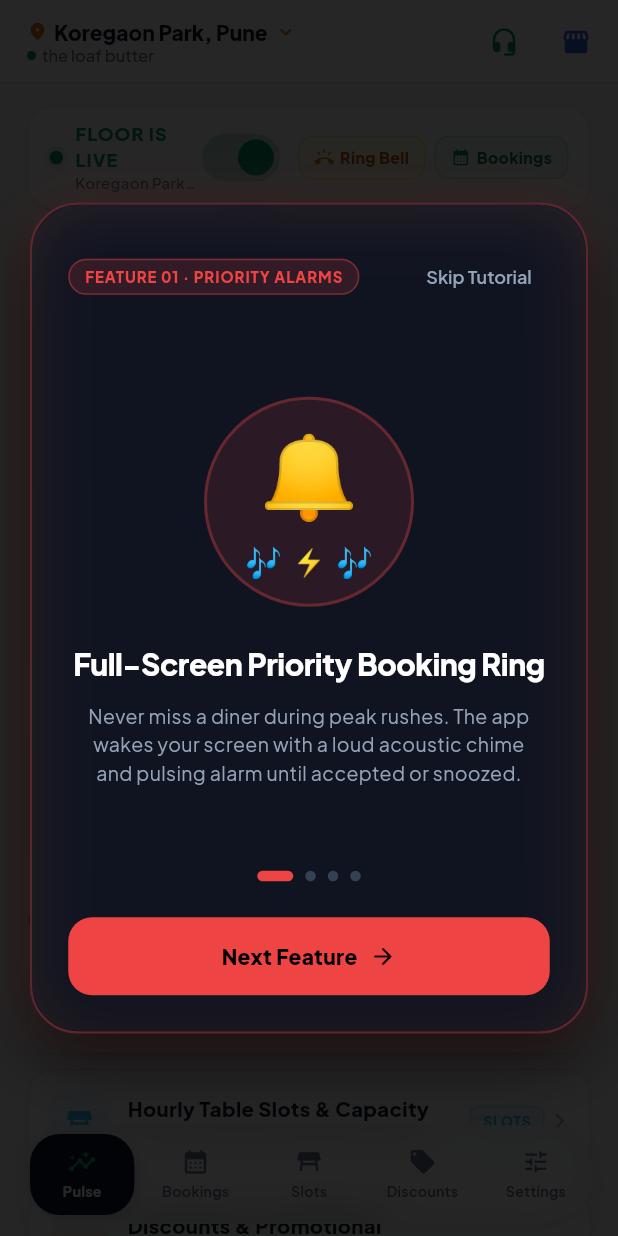
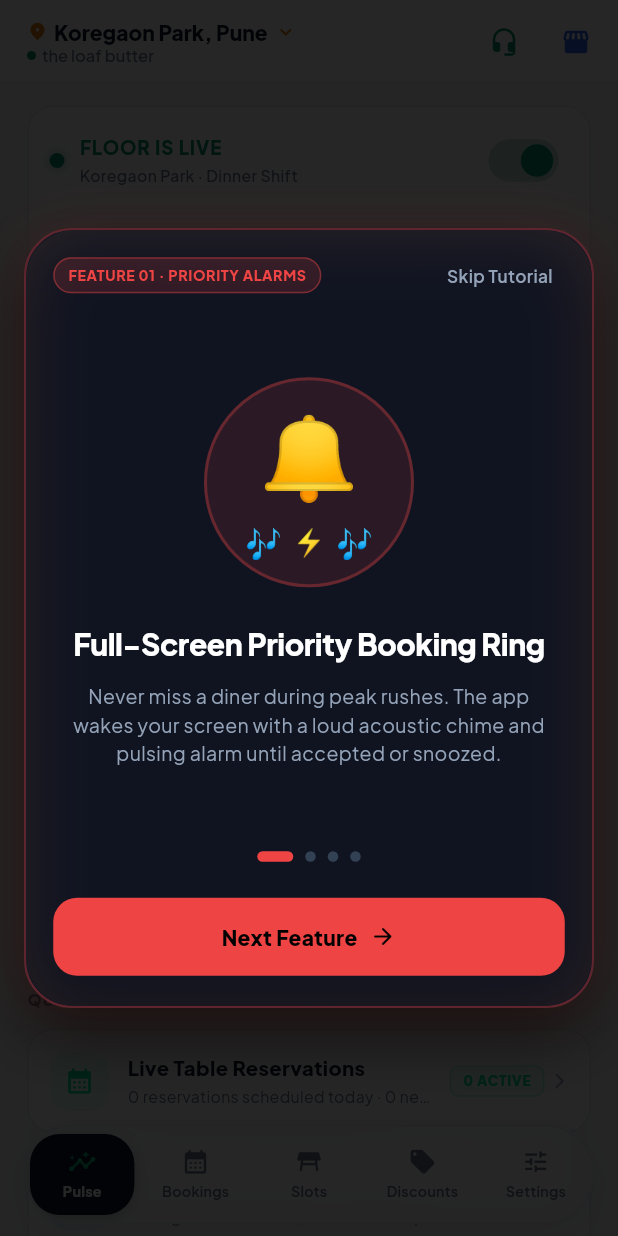
Before and after one commit to shiftlogicx/booknbytes, a Flutter app: the DashboardScreen screen opened directly, on a phone screen of 412 x 824 dp. Run offline on Flutter 3.47's test engine with Material 3 defaults, Android fonts, the phone set to English and light mode, and no system bars; our stand-ins replace audioplayers, cached_network_image, cloud_firestore, firebase_auth, firebase_core, firebase_messaging and 7 more; missing offline and left inert: onesignal_flutter; accounts and stored records are empty; statements that could not run were skipped.

Commit message:
fix(android, ui): add missing MainActivity, gradle configs, and resolve layout overflows
- Add missing MainActivity.kt for hotel_app and customer_app
- Configure AndroidX, gradle wrapper, and resources for customer_app
- Restructure dashboard floor status header into 2-tier card to prevent text wrapping
- Fix 18px horizontal overflow in Shift Reservation Pulse header
- Enable 2-line title wrapping for 4-quadrant shift pulse metric cards
- Fix 18px horizontal overflow in restaurant walkthrough modal header

```diff
--- a/hotel_app/lib/screens/dashboard/dashboard_screen.dart
+++ b/hotel_app/lib/screens/dashboard/dashboard_screen.dart
@@ -316,7 +316,7 @@
   // 1. Sleek Command Header Bar
   Widget _buildCommandHeader(LocationProvider locationProvider) {
     return Container(
-      padding: const EdgeInsets.symmetric(horizontal: 14, vertical: 10),
+      padding: const EdgeInsets.symmetric(horizontal: 14, vertical: 12),
       decoration: BoxDecoration(
         color: Colors.white,
         borderRadius: BorderRadius.circular(18),
@@ -329,16 +329,15 @@
           ),
         ],
       ),
-      child: Row(
-        mainAxisAlignment: MainAxisAlignment.spaceBetween,
+      child: Column(
+        mainAxisSize: MainAxisSize.min,
         children: [
-          // Left: Floor Status Toggle
-          Expanded(
-            child: Row(
+          // Primary Row: Status Indicator, Title & Switch Toggle
+          Row(
             children: [
               Container(
-                  width: 9,
-                  height: 9,
+                width: 10,
+                height: 10,
                 decoration: BoxDecoration(
                   color: _isAcceptingReservations
                       ? const Color(0xFF059669)
@@ -355,7 +354,7 @@
                       : null,
                 ),
               ),
-                const SizedBox(width: 8),
+              const SizedBox(width: 10),
               Expanded(
                 child: Column(
                   crossAxisAlignment: CrossAxisAlignment.start,
@@ -364,17 +363,20 @@
                       _isAcceptingReservations ? 'FLOOR IS LIVE' : 'FLOOR PAUSED',
                       style: TextStyle(
                         fontWeight: FontWeight.w900,
-                          fontSize: 12,
-                          letterSpacing: 0.7,
+                        fontSize: 12.5,
+                        letterSpacing: 0.6,
                         color: _isAcceptingReservations
                             ? const Color(0xFF059669)
                             : const Color(0xFF64748B),
                       ),
+                      maxLines: 1,
+                      overflow: TextOverflow.ellipsis,
                     ),
+                    const SizedBox(height: 2),
                     Text(
-                        '${locationProvider.currentLocation.locality} · Dinner',
+                      '${locationProvider.currentLocation.locality} · Dinner Shift',
                       style: const TextStyle(
-                          fontSize: 10,
+                        fontSize: 10.5,
                         color: Color(0xFF64748B),
                         fontWeight: FontWeight.w500,
                       ),
@@ -384,7 +386,10 @@
                   ],
                 ),
               ),
-                Switch.adaptive(
+              const SizedBox(width: 8),
+              Transform.scale(
+                scale: 0.9,
+                child: Switch.adaptive(
                   value: _isAcceptingReservations,
                   activeColor: const Color(0xFF059669),
                   activeTrackColor: const Color(0xFF059669).withValues(alpha: 0.25),
@@ -420,52 +425,58 @@
                     );
                   },
                 ),
+              ),
             ],
           ),
-          ),
 
-          const SizedBox(width: 8),
+          const SizedBox(height: 10),
+          const Divider(height: 1, thickness: 0.7, color: Color(0xFFF1F5F9)),
+          const SizedBox(height: 10),
 
-          // Right: Action Buttons (Ring Bell & View Bookings)
+          // Secondary Row: Quick Actions
           Row(
-            mainAxisSize: MainAxisSize.min,
             children: [
               // Ring Bell Action Pill
-              Material(
+              Expanded(
+                child: Material(
                   color: Colors.transparent,
                   child: InkWell(
                     onTap: _simulateIncomingAlert,
                     borderRadius: BorderRadius.circular(10),
                     child: Container(
-                    padding: const EdgeInsets.symmetric(horizontal: 10, vertical: 6),
+                      padding: const EdgeInsets.symmetric(horizontal: 10, vertical: 7),
                       decoration: BoxDecoration(
                         color: const Color(0xFFFFFBEB),
                         borderRadius: BorderRadius.circular(10),
                         border: Border.all(color: const Color(0xFFFDE68A)),
                       ),
                       child: const Row(
-                      mainAxisSize: MainAxisSize.min,
+                        mainAxisAlignment: MainAxisAlignment.center,
                         children: [
-                        Icon(Icons.ring_volume_rounded, size: 13, color: Color(0xFFD97706)),
-                        SizedBox(width: 4),
+                          Icon(Icons.ring_volume_rounded, size: 14, color: Color(0xFFD97706)),
+                          SizedBox(width: 6),
                           Text(
-                          'Ring Bell',
+                            'Ring Bell (Alert)',
                             style: TextStyle(
-                            fontSize: 10.5,
-                            fontWeight: FontWeight.w900,
+                              fontSize: 11,
+                              fontWeight: FontWeight.w800,
                               color: Color(0xFFB45309),
                             ),
+                            maxLines: 1,
+                            overflow: TextOverflow.ellipsis,
                           ),
                         ],
                       ),
                     ),
                   ),
                 ),
+              ),
 
-              const SizedBox(width: 6),
+              const SizedBox(width: 8),
 
               // View Bookings Action Pill
-              Material(
+              Expanded(
+                child: Material(
                   color: Colors.transparent,
                   child: InkWell(
                     onTap: () {
@@ -474,26 +485,29 @@
                     },
                     borderRadius: BorderRadius.circular(10),
                     child: Container(
-                    padding: const EdgeInsets.symmetric(horizontal: 10, vertical: 6),
+                      padding: const EdgeInsets.symmetric(horizontal: 10, vertical: 7),
                       decoration: BoxDecoration(
                         color: const Color(0xFFECFDF5),
                         borderRadius: BorderRadius.circular(10),
                         border: Border.all(color: const Color(0xFFA7F3D0)),
                       ),
                       child: const Row(
-                      mainAxisSize: MainAxisSize.min,
+                        mainAxisAlignment: MainAxisAlignment.center,
                         children: [
-                        Icon(Icons.calendar_month_rounded, size: 13, color: Color(0xFF059669)),
-                        SizedBox(width: 4),
+                          Icon(Icons.calendar_month_rounded, size: 14, color: Color(0xFF059669)),
+                          SizedBox(width: 6),
                           Text(
                             'Bookings',
                             style: TextStyle(
-                            fontSize: 10.5,
-                            fontWeight: FontWeight.w900,
+                              fontSize: 11,
+                              fontWeight: FontWeight.w800,
                               color: Color(0xFF047857),
                             ),
+                            maxLines: 1,
+                            overflow: TextOverflow.ellipsis,
                           ),
                         ],
+                      ),
                     ),
                   ),
                 ),
--- a/hotel_app/lib/widgets/restaurant_walkthrough_modal.dart
+++ b/hotel_app/lib/widgets/restaurant_walkthrough_modal.dart
@@ -123,7 +123,7 @@
       backgroundColor: Colors.transparent,
       body: Center(
         child: Container(
-          margin: const EdgeInsets.symmetric(horizontal: 20, vertical: 40),
+          margin: const EdgeInsets.symmetric(horizontal: 16, vertical: 32),
           constraints: const BoxConstraints(maxWidth: 420),
           decoration: BoxDecoration(
             color: const Color(0xFF0F1422).withValues(alpha: 0.94),
@@ -150,7 +150,7 @@
             child: BackdropFilter(
               filter: ImageFilter.blur(sigmaX: 20, sigmaY: 20),
               child: Padding(
-                padding: const EdgeInsets.all(24.0),
+                padding: const EdgeInsets.fromLTRB(18, 18, 18, 20),
                 child: Column(
                   mainAxisSize: MainAxisSize.min,
                   children: [
@@ -158,8 +158,9 @@
                     Row(
                       mainAxisAlignment: MainAxisAlignment.spaceBetween,
                       children: [
-                        Container(
-                          padding: const EdgeInsets.symmetric(horizontal: 10, vertical: 4),
+                        Flexible(
+                          child: Container(
+                            padding: const EdgeInsets.symmetric(horizontal: 9, vertical: 4),
                             decoration: BoxDecoration(
                               color: slide.accentColor.withValues(alpha: 0.15),
                               borderRadius: BorderRadius.circular(20),
@@ -168,21 +169,29 @@
                             child: Text(
                               slide.badge,
                               style: TextStyle(
-                              fontSize: 10,
+                                fontSize: 9.5,
                                 fontWeight: FontWeight.w800,
-                              letterSpacing: 0.6,
+                                letterSpacing: 0.4,
                                 color: slide.accentColor,
+                              ),
+                              maxLines: 1,
+                              overflow: TextOverflow.ellipsis,
                             ),
                           ),
                         ),
-                        TextButton(
-                          onPressed: _onFinish,
-                          child: const Text(
+                        const SizedBox(width: 8),
+                        InkWell(
+                          onTap: _onFinish,
+                          borderRadius: BorderRadius.circular(8),
+                          child: const Padding(
+                            padding: EdgeInsets.symmetric(horizontal: 8, vertical: 4),
+                            child: Text(
                               'Skip Tutorial',
                               style: TextStyle(
                                 color: Color(0xFF94A3B8),
-                              fontSize: 12,
+                                fontSize: 11.5,
                                 fontWeight: FontWeight.w600,
+                              ),
                             ),
                           ),
                         ),
--- a/hotel_app/lib/widgets/shift_pulse_bento.dart
+++ b/hotel_app/lib/widgets/shift_pulse_bento.dart
@@ -69,9 +69,9 @@
         children: [
           // Header Row
           Row(
-            mainAxisAlignment: MainAxisAlignment.spaceBetween,
             children: [
-              Row(
+              Expanded(
+                child: Row(
                   children: [
                     Container(
                       padding: const EdgeInsets.all(6),
@@ -89,32 +89,40 @@
                       ),
                     ),
                     const SizedBox(width: 8),
-                  const Column(
+                    const Expanded(
+                      child: Column(
                         crossAxisAlignment: CrossAxisAlignment.start,
                         children: [
                           Text(
                             'SHIFT RESERVATION PULSE',
                             style: TextStyle(
-                          fontSize: 11,
+                              fontSize: 10.5,
                               fontWeight: FontWeight.w900,
-                          letterSpacing: 0.8,
+                              letterSpacing: 0.5,
                               color: Color(0xFF0F172A),
                             ),
+                            maxLines: 1,
+                            overflow: TextOverflow.ellipsis,
                           ),
                           Text(
-                        'Tap any metric to filter live guest stream',
+                            'Tap metric to filter live guest stream',
                             style: TextStyle(
-                          fontSize: 9.5,
+                              fontSize: 9.0,
                               fontWeight: FontWeight.w500,
                               color: Color(0xFF64748B),
+                            ),
+                            maxLines: 1,
+                            overflow: TextOverflow.ellipsis,
+                          ),
+                        ],
                       ),
                     ),
                   ],
                 ),
-                ],
               ),
+              const SizedBox(width: 6),
               Container(
-                padding: const EdgeInsets.symmetric(horizontal: 8, vertical: 3),
+                padding: const EdgeInsets.symmetric(horizontal: 7, vertical: 3),
                 decoration: BoxDecoration(
                   color: const Color(0xFFF1F5F9),
                   borderRadius: BorderRadius.circular(20),
@@ -123,12 +131,12 @@
                 child: const Row(
                   mainAxisSize: MainAxisSize.min,
                   children: [
-                    Icon(Icons.touch_app_rounded, size: 11, color: Color(0xFF64748B)),
+                    Icon(Icons.touch_app_rounded, size: 10, color: Color(0xFF64748B)),
                     SizedBox(width: 3),
                     Text(
                       'Interactive',
                       style: TextStyle(
-                        fontSize: 9.5,
+                        fontSize: 9.0,
                         fontWeight: FontWeight.w700,
                         color: Color(0xFF64748B),
                       ),
@@ -270,29 +278,38 @@
             children: [
               // Top row: title & icon
               Row(
+                crossAxisAlignment: CrossAxisAlignment.start,
                 mainAxisAlignment: MainAxisAlignment.spaceBetween,
                 children: [
                   Expanded(
+                    child: SizedBox(
+                      height: 24,
+                      child: Align(
+                        alignment: Alignment.centerLeft,
                         child: Text(
                           title,
                           style: TextStyle(
-                        fontSize: 9.5,
+                            fontSize: 9.0,
                             fontWeight: FontWeight.w800,
-                        letterSpacing: 0.6,
+                            letterSpacing: 0.3,
+                            height: 1.15,
                             color: isSelected ? accentColor : const Color(0xFF475569),
                           ),
-                      maxLines: 1,
+                          maxLines: 2,
                           overflow: TextOverflow.ellipsis,
                         ),
                       ),
+                    ),
+                  ),
+                  const SizedBox(width: 4),
                   Container(
-                    padding: const EdgeInsets.all(5),
+                    padding: const EdgeInsets.all(4),
                     decoration: BoxDecoration(
                       color: Colors.white,
-                      borderRadius: BorderRadius.circular(8),
+                      borderRadius: BorderRadius.circular(7),
                       border: Border.all(color: borderColor),
                     ),
-                    child: Icon(icon, size: 13, color: accentColor),
+                    child: Icon(icon, size: 12, color: accentColor),
                   ),
                 ],
               ),
```
Also changed, not shown: customer_app/pubspec.lock, hotel_app/pubspec.lock, 20 other files. Lines whose indentation alone changed are shown as unchanged.
